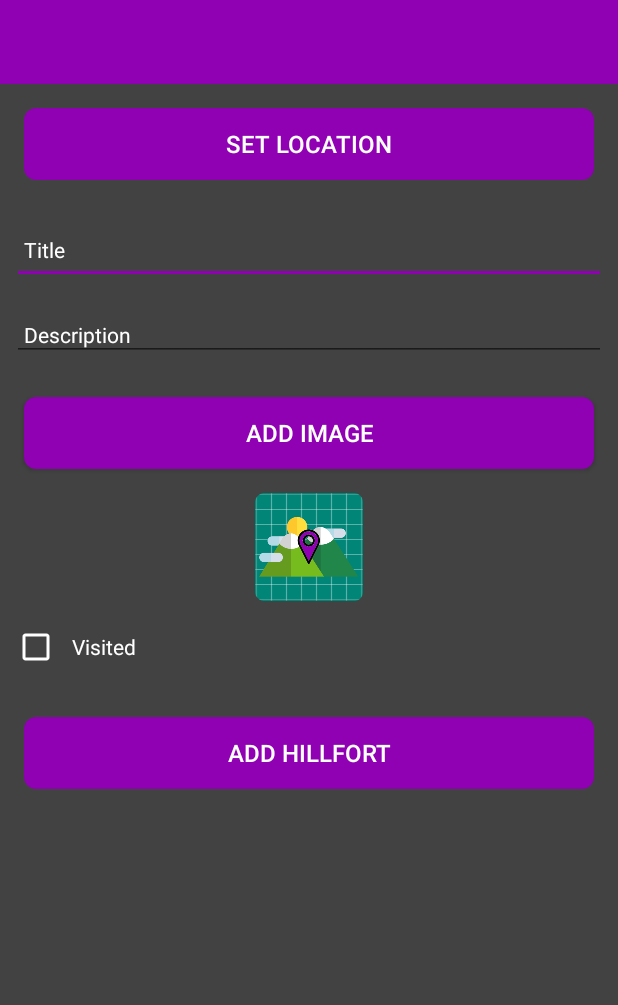
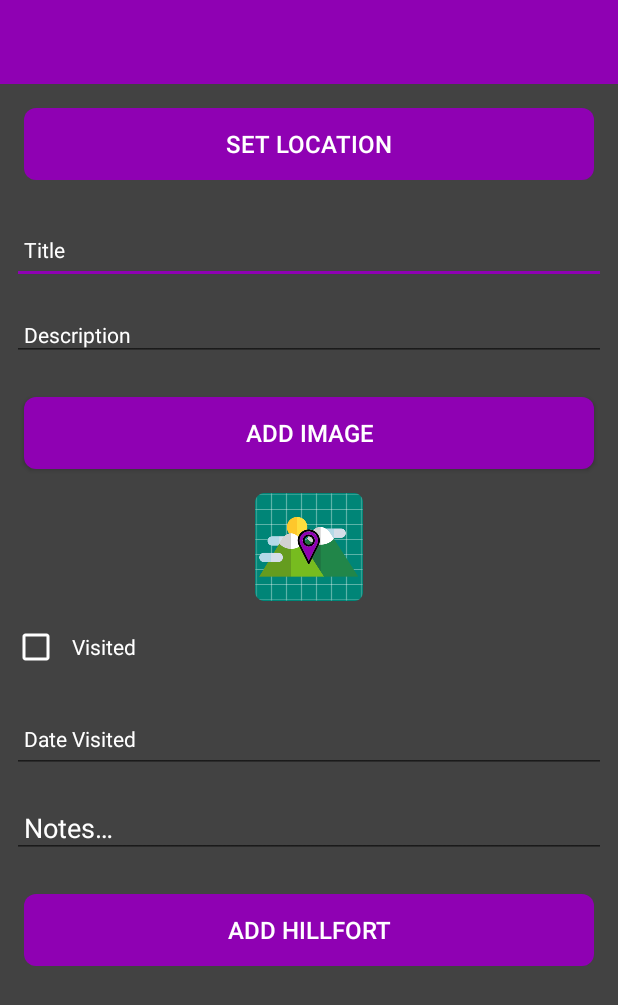
Before and after one commit to niallmul97/HillfortApp, an Android app: the layout activity_hillfort.xml on its own in the app's theme, with its tools: preview values and no code run, on a phone screen of 412 x 824 dp. Shown: the top 1005 px of the screen. Run offline under Robolectric (Android 15) with nearby library versions, the phone set to English and light mode, and no system bars.

Commit message:
Added notes and fixed some bugs to do with date validation and displaying them in settings

```diff
--- a/app/src/main/java/models/HillfortModel.kt
+++ b/app/src/main/java/models/HillfortModel.kt
@@ -10,7 +10,7 @@ data class HillfortModel(var id: Long = 0,
                          var description: String = "",
                          var visited: Boolean = false,
                          var dateVisited: String = "",
-                         var notes: ArrayList<String> = ArrayList(),
+                         var notes: String = "",
                          var location: Location = Location()) : Parcelable
 
 @Parcelize
--- a/app/src/main/res/layout/activity_hillfort.xml
+++ b/app/src/main/res/layout/activity_hillfort.xml
@@ -34,8 +34,10 @@
         android:layout_marginTop="56dp"
         app:layout_constraintBottom_toBottomOf="parent"
         app:layout_constraintEnd_toEndOf="parent"
+        app:layout_constraintHorizontal_bias="0.0"
         app:layout_constraintStart_toStartOf="parent"
-        app:layout_constraintTop_toBottomOf="@+id/appBarLayout">
+        app:layout_constraintTop_toBottomOf="@+id/appBarLayout"
+        app:layout_constraintVertical_bias="0.357">
 
         <LinearLayout
             android:layout_width="match_parent"
@@ -52,7 +54,7 @@
                 android:stateListAnimator="@null"
                 android:textColor="@color/colorPrimary"
                 android:textSize="16sp"
-                android:visibility="gone"/>
+                android:visibility="gone" />
 
             <Button
                 android:id="@+id/hillfortLocation"
@@ -101,7 +103,7 @@
                 android:layout_width="match_parent"
                 android:layout_height="wrap_content"
                 android:layout_margin="16dp"
-                android:background = "@drawable/rounded_button"
+                android:background="@drawable/rounded_button"
                 android:paddingTop="8dp"
                 android:paddingBottom="8dp"
                 android:text="@string/button_addImage"
@@ -120,7 +122,7 @@
                 android:layout_width="match_parent"
                 android:layout_height="wrap_content"
                 android:layout_margin="16dp"
-                android:background = "@drawable/rounded_button"
+                android:background="@drawable/rounded_button"
                 android:paddingTop="8dp"
                 android:paddingBottom="8dp"
                 android:text="@string/button_deleteImage"
@@ -133,12 +135,12 @@
                 android:layout_width="match_parent"
                 android:layout_height="45dp"
                 android:layout_margin="8dp"
+                android:buttonTint="@color/colorPrimary"
                 android:maxLength="25"
                 android:maxLines="1"
                 android:padding="8dp"
                 android:text="@string/checkboxHillFortVisited"
                 android:textColor="@color/colorPrimary"
-                android:buttonTint="@color/colorPrimary"
                 android:textSize="14sp" />
 
             <EditText
@@ -147,23 +149,36 @@
                 android:layout_height="45dp"
                 android:layout_margin="8dp"
                 android:autofillHints=""
+                android:ems="10"
                 android:hint="@string/visitDate"
+                android:inputType="date"
                 android:maxLength="25"
                 android:maxLines="1"
                 android:padding="8dp"
                 android:textColor="@color/colorPrimary"
                 android:textColorHint="@color/colorPrimary"
                 android:textSize="14sp"
+                android:visibility="visible" />
+
+            <EditText
+                android:id="@+id/notes"
+                android:layout_width="match_parent"
+                android:layout_height="wrap_content"
+                android:layout_margin="8dp"
                 android:ems="10"
-                android:inputType="date"
-                android:visibility="gone"/>
+                android:gravity="start|top"
+                android:hint="@string/notes"
+                android:inputType="textMultiLine"
+                android:padding="8dp"
+                android:textColor="@color/colorPrimary"
+                android:textColorHint="@color/colorPrimary" />
 
             <Button
                 android:id="@+id/btnAdd"
                 android:layout_width="match_parent"
                 android:layout_height="wrap_content"
                 android:layout_margin="16dp"
-                android:background = "@drawable/rounded_button"
+                android:background="@drawable/rounded_button"
                 android:paddingTop="8dp"
                 android:paddingBottom="8dp"
                 android:stateListAnimator="@null"
--- a/app/src/main/res/values/strings.xml
+++ b/app/src/main/res/values/strings.xml
@@ -23,4 +23,5 @@
     <string name="menu_dropdown">menu_dropdown</string>
     <string name="updateEmail">Update Email</string>
     <string name="updatePassword">Update Password</string>
+    <string name="notes">Notes…</string>
 </resources>
```
Also changed, not shown: app/src/main/java/com/example/hillfort/activities/HillfortActivity.kt (+11 -2 lines), app/src/main/java/com/example/hillfort/activities/SettingsActivity.kt (+8 -2 lines).
